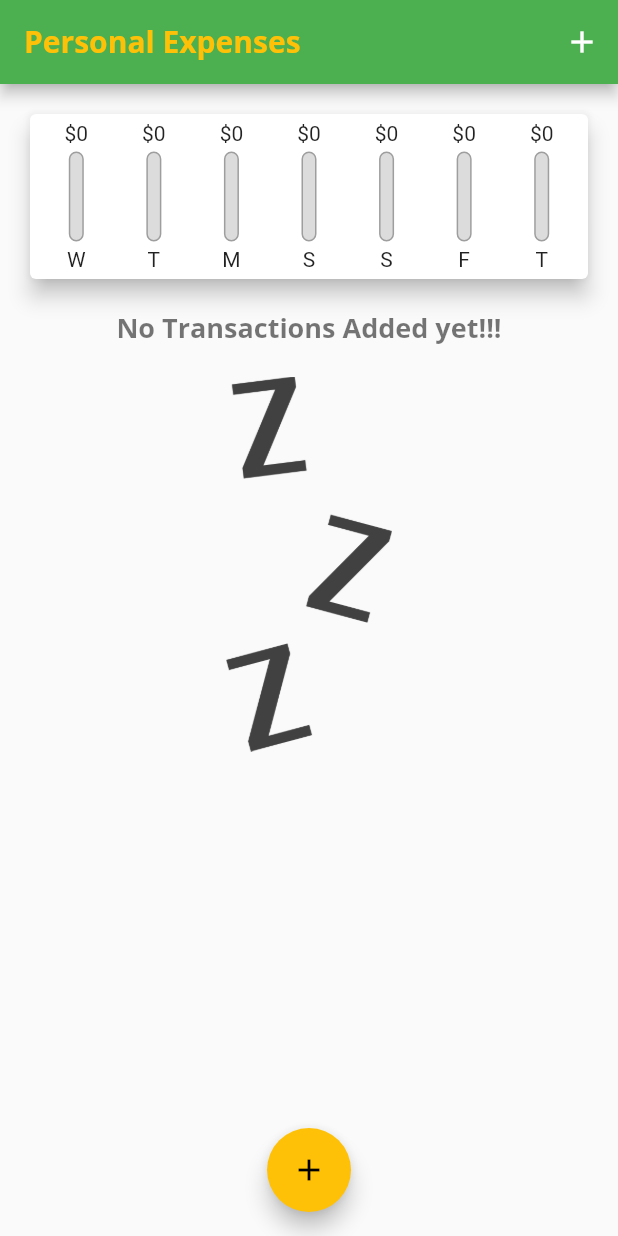
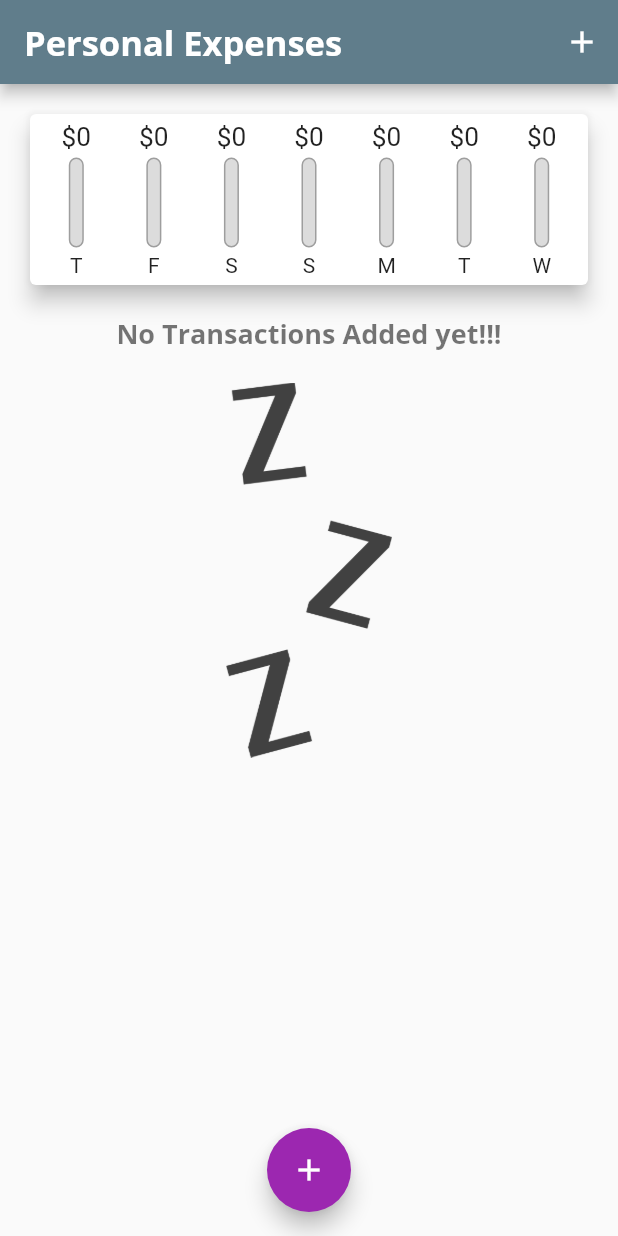
Before and after one commit to atif329/expense_app, a Flutter app: the screen it shows after launch, on a phone screen of 412 x 824 dp. Run offline on Flutter 3.47's test engine with Material 2 defaults, Android fonts, the light colour scheme and no system bars.

Commit message:
Chart and outline updated

```diff
--- a/lib/main.dart
+++ b/lib/main.dart
@@ -16,8 +16,8 @@ class MyApp extends StatelessWidget {
     return MaterialApp(
       title: "Personal Expenses",
       theme: ThemeData(
-        primarySwatch: Colors.green,
-        accentColor: Colors.amber,
+        primarySwatch: Colors.blueGrey,
+        accentColor: Colors.purple,
         fontFamily: 'Quicksand',
         textTheme: ThemeData.light().textTheme.copyWith(
               headline1: TextStyle(
@@ -100,10 +100,15 @@ class _MyHomePageState extends State<MyHomePage> {
   Widget build(BuildContext context) {
     return Scaffold(
       appBar: AppBar(
-        title: const Text("Personal Expenses",
-            style: TextStyle(color: Colors.amber)
-            //TextStyle(fontFamily: 'OpenSans'),
-            ),
+        title: const Text(
+          "Personal Expenses",
+          style: TextStyle(
+            color: Colors.white,
+            fontWeight: FontWeight.bold,
+            fontSize: 23,
+          ),
+          //TextStyle(fontFamily: 'OpenSans'),
+        ),
         actions: [
           IconButton(
             onPressed: () => _startAddNewTransaction(context),
--- a/lib/widgets/chart.dart
+++ b/lib/widgets/chart.dart
@@ -3,16 +3,19 @@
 import 'package:expense_new/models/transaction.dart';
 import 'package:expense_new/widgets/chart_bar.dart';
 import 'package:flutter/material.dart';
-import 'package:flutter/services.dart';
+// import 'package:flutter/services.dart';
 import 'package:intl/intl.dart';
 
 class Chart extends StatelessWidget {
   final List<Transaction> recentTransactions;
-  Chart(this.recentTransactions);
+  // ignore: use_key_in_widget_constructors
+  const Chart(this.recentTransactions);
 
   List<Map<String, Object>> get groupedTransactionValues {
     return List.generate(7, (index) {
-      final weekDay = DateTime.now().subtract(Duration(days: index));
+      final weekDay = DateTime.now().subtract(
+        Duration(days: index),
+      );
       double totalSum = 0.0;
 
       for (var i = 0; i < recentTransactions.length; i++) {
@@ -27,7 +30,7 @@ class Chart extends StatelessWidget {
         'day': DateFormat.E().format(weekDay).substring(0, 1),
         'amount': totalSum
       };
-    });
+    }).reversed.toList();
   }
 
   double get totalSpending {
--- a/lib/widgets/chart_bar.dart
+++ b/lib/widgets/chart_bar.dart
@@ -1,21 +1,26 @@
+// ignore_for_file: sized_box_for_whitespace
+
 import 'package:flutter/material.dart';
 
 class ChartBar extends StatelessWidget {
   final String label;
   final double spendingAmount;
   final double spendingPctOfTotal;
+  // ignore: use_key_in_widget_constructors
   const ChartBar(this.label, this.spendingAmount, this.spendingPctOfTotal);
   @override
   Widget build(BuildContext context) {
     return Column(
       children: [
-        FittedBox(
-          child: Text("\$${spendingAmount.toStringAsFixed(0)}"),
+        Container(
+          height: 20,
+          child: FittedBox(
+            child: Text("\$${spendingAmount.toStringAsFixed(0)}"),
+          ),
         ),
         const SizedBox(
           height: 4,
         ),
-        // ignore: sized_box_for_whitespace
         Container(
           height: 60,
           width: 10,
@@ -24,7 +29,7 @@ class ChartBar extends StatelessWidget {
               Container(
                 decoration: BoxDecoration(
                   border: Border.all(color: Colors.grey, width: 1.0),
-                  color: Color.fromRGBO(220, 220, 220, 1),
+                  color: const Color.fromRGBO(220, 220, 220, 1),
                   borderRadius: BorderRadius.circular(10),
                 ),
               ),
```
Also changed, not shown: lib/widgets/transaction_list.dart (+20 -43 lines).
